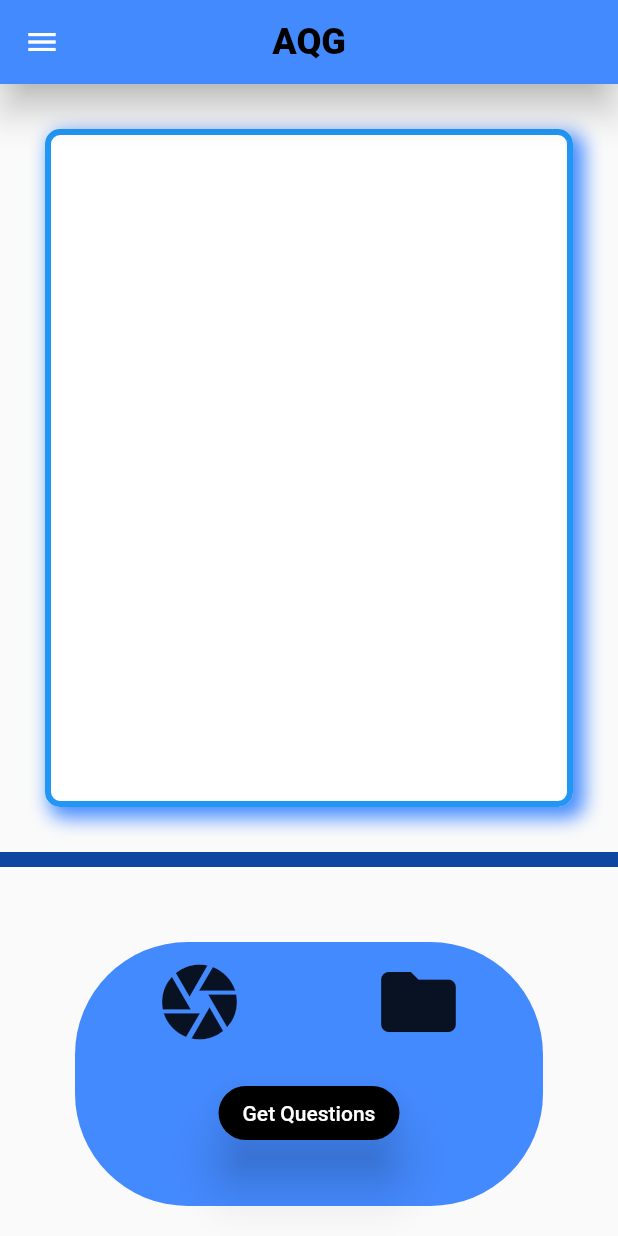
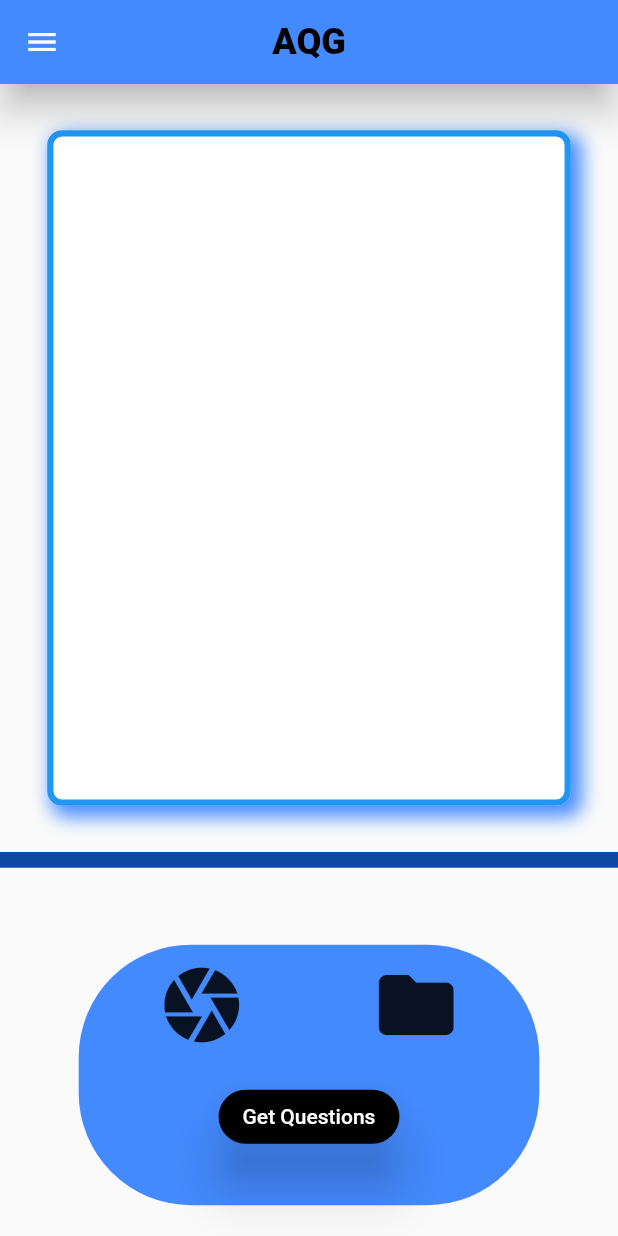
Before and after one commit to varuntumbe/Project--Education, a Flutter app: the HomeView screen opened by its route, on a phone screen of 412 x 824 dp. Run offline on Flutter 3.47's test engine with Material 2 defaults, Android fonts, the phone set to English and light mode, and no system bars; our stand-ins replace cloud_firestore, file_picker, firebase_auth, font_awesome_flutter, get_it, image_picker and 4 more; missing offline and left inert: pdf_text, read_pdf_text, simple_ocr_plugin, syncfusion_flutter_pdf; accounts and stored records are empty.

Commit message:
responsiveness is done except icons size and font sizes

```diff
--- a/mapp/lib/ui/views/home_view.dart
+++ b/mapp/lib/ui/views/home_view.dart
@@ -3,6 +3,7 @@ import 'package:mapp/ui/widgets/appbar_drawer.dart';
 import 'package:flutter/cupertino.dart';
 import 'package:flutter/material.dart';
 import 'package:provider/provider.dart';
+import 'package:responsive_sizer/responsive_sizer.dart';
 import 'package:sliding_up_panel/sliding_up_panel.dart';
 import 'package:syncfusion_flutter_pdf/pdf.dart';
 import '../../core/viewmodel/homeview_model.dart';
@@ -19,8 +20,21 @@ class HomeView extends StatelessWidget {
 
   @override
   Widget build(BuildContext context) {
+    print('home');
+    double height, width;
+    height = MediaQuery.of(context).size.height;
+    width = MediaQuery.of(context).size.width;
+
+    print('height : ' + height.toString());
+    print('width : ' + width.toString());
     return BaseView<HomeViewModel>(
-      builder: (context, model, child) => Scaffold(
+      builder: (context, model, child) => ResponsiveSizer(
+        builder: (
+          context,
+          orientation,
+          screenType,
+        ) =>
+            Scaffold(
           appBar: myAppBar('AQG'),
           drawer: myAppDrawer(context),
           body: Column(
@@ -28,12 +42,16 @@ class HomeView extends StatelessWidget {
             children: [
               Expanded(
                 child: Container(
-                margin: EdgeInsets.all(30),
-                padding: EdgeInsets.all(20),
+                  // margin: EdgeInsets.all(30),
+                  // padding: EdgeInsets.all(20),
+                  margin: EdgeInsets.symmetric(
+                      vertical: 3.733.h, horizontal: 7.63.w),
+                  padding: EdgeInsets.symmetric(
+                      vertical: 2.48.h, horizontal: 5.092.w),
                   decoration: BoxDecoration(
                     border: Border.all(
                         color: Colors.blue,
-                      width: 4.0,
+                        width: 1.018.w,
                         style: BorderStyle.solid), //Border.all
 
                     borderRadius: BorderRadius.only(
@@ -64,8 +82,12 @@ class HomeView extends StatelessWidget {
                     gridDelegate: SliverGridDelegateWithFixedCrossAxisCount(
                         crossAxisCount: 3),
                     itemBuilder: (context, index) => Container(
-                    padding: EdgeInsets.all(3),
-                    margin: EdgeInsets.all(1),
+                      // padding: EdgeInsets.all(3),
+                      // margin: EdgeInsets.all(1),
+                      padding: EdgeInsets.symmetric(
+                          vertical: 0.373.h, horizontal: 0.763.w),
+                      margin: EdgeInsets.symmetric(
+                          horizontal: 0.254.w, vertical: 0.1244.h),
                       decoration: BoxDecoration(
                           borderRadius: BorderRadius.circular(10),
                           border: Border.all(color: Colors.blueAccent)),
@@ -99,9 +121,13 @@ class HomeView extends StatelessWidget {
               ),
               Expanded(
                 child: Container(
-                padding: EdgeInsets.fromLTRB(50, 50, 50, 20),
+                  // padding: EdgeInsets.fromLTRB(50, 50, 50, 20),
+                  padding:
+                      EdgeInsets.fromLTRB(12.731.w, 6.221.h, 12.731.w, 2.488.h),
                   child: Container(
-                  padding: EdgeInsets.all(10),
+                    //padding: EdgeInsets.all(10),
+                    padding: EdgeInsets.symmetric(
+                        vertical: 1.244.h, horizontal: 2.546.w),
                     decoration: BoxDecoration(
                       borderRadius: BorderRadius.circular(75),
                       color: Colors.blueAccent,
@@ -132,7 +158,9 @@ class HomeView extends StatelessWidget {
                           ],
                         ),
                         Container(
-                        padding: EdgeInsets.fromLTRB(10, 20, 10, 10),
+                          //padding: EdgeInsets.fromLTRB(10, 20, 10, 10),
+                          padding: EdgeInsets.fromLTRB(
+                              2.546.w, 2.488.h, 2.546.w, 1.244.h),
                           child: ElevatedButton(
                             style: elevatedButtonStyle,
                             onPressed: () async {
@@ -159,7 +187,7 @@ class HomeView extends StatelessWidget {
                       top: BorderSide(
                           color: Colors.blue[900],
                           style: BorderStyle.solid,
-                        width: 10.0),
+                          width: 2.546.w),
                     ),
                   ),
                 ),
@@ -168,6 +196,7 @@ class HomeView extends StatelessWidget {
             ],
           ),
         ),
+      ),
     );
   }
 }
--- a/mapp/lib/ui/widgets/appbar_drawer.dart
+++ b/mapp/lib/ui/widgets/appbar_drawer.dart
@@ -3,6 +3,7 @@ import 'package:mapp/core/services/authentication_service.dart';
 import 'package:mapp/locator.dart';
 import 'package:flutter/material.dart';
 import 'package:font_awesome_flutter/font_awesome_flutter.dart';
+import 'package:responsive_sizer/responsive_sizer.dart';
 
 //creating a class for AppBar
 Widget myAppBar(title) => AppBar(
@@ -15,7 +16,8 @@ Widget myAppDrawer(context) {
   AuthenticationService _authenticationService =
       locator<AuthenticationService>();
   User currentUser = _authenticationService.currentUser;
-  return Drawer(
+  return ResponsiveSizer(
+    builder: (contexte, orientation, screenType) => Drawer(
       child: ListView(
         padding: EdgeInsets.zero,
         children: [
@@ -24,7 +26,9 @@ Widget myAppDrawer(context) {
               color: Colors.blueAccent,
             ),
             child: Container(
-            padding: EdgeInsets.all(5),
+              //padding: EdgeInsets.all(5),
+              padding:
+                  EdgeInsets.symmetric(vertical: 0.622.h, horizontal: 1.66.w),
               decoration:
                   BoxDecoration(border: Border.all(color: Colors.blueAccent)),
               alignment: Alignment(0.0, 0.0),
@@ -48,12 +52,12 @@ Widget myAppDrawer(context) {
           ),
           GestureDetector(
             onTap: () {
-            print('pressed');
               Navigator.pushNamed(context, 'allGoogleFormsCreatedByuser');
             },
             child: Container(
-            padding: EdgeInsets.all(5),
-            height: 50,
+              padding:
+                  EdgeInsets.symmetric(vertical: 0.622.h, horizontal: 1.66.w),
+              height: 6.2217.h,
               decoration: BoxDecoration(
                   color: Colors.blueAccent[100],
                   borderRadius: BorderRadius.circular(25)),
@@ -65,5 +69,6 @@ Widget myAppDrawer(context) {
           ),
         ],
       ),
+    ),
   );
 }
```
Also changed, not shown: mapp/lib/core/viewmodel/viewgoogleform_model.dart (+4 -3 lines), mapp/lib/ui/views/questionspage_view.dart (+53 -21 lines), mapp/lib/ui/views/signup_view.dart (+5 -5 lines), mapp/lib/ui/views/startup_view.dart (+17 -3 lines), mapp/lib/ui/views/viewgoogleforms_view.dart (+31 -9 lines). Lines whose indentation alone changed are shown as unchanged.
